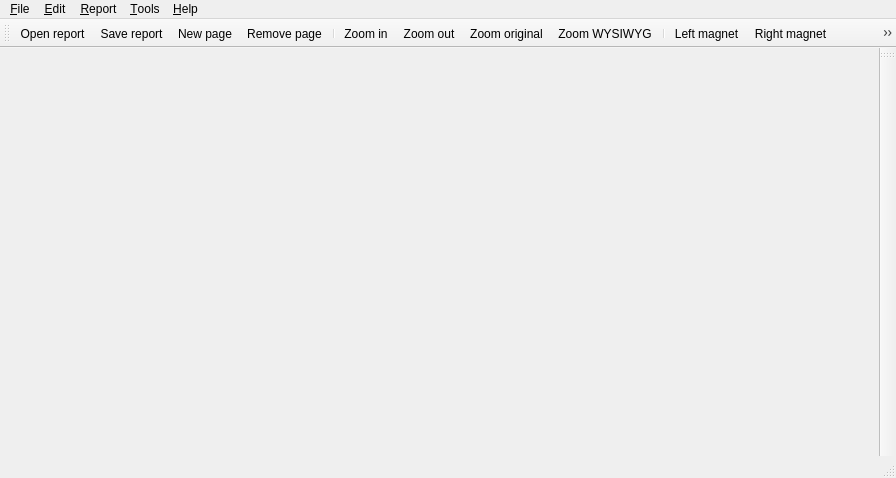
Qt form apps/designer/mainwindow.ui (shujaatak/exaro) before a commit.
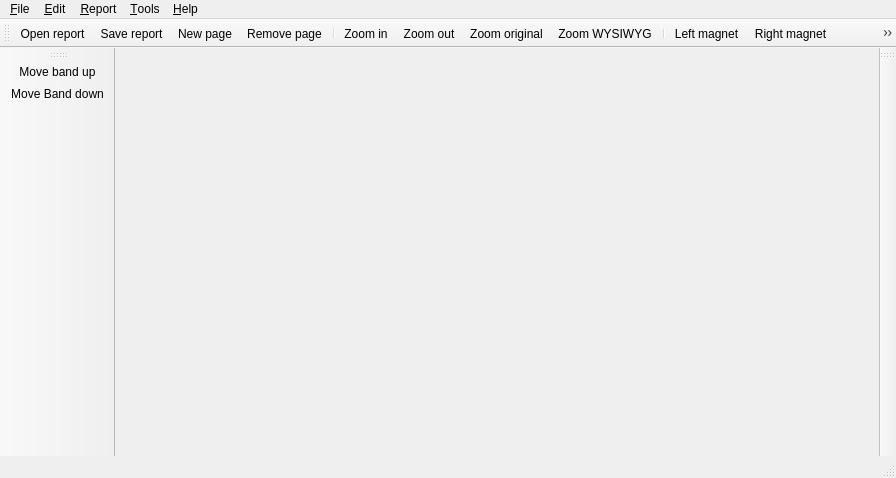
The same form after that commit. Icons and pictures are not drawn.

Commit message: added ToolBar for oparating items position, orders, etc. Change order for band implemented codeclean

Diff of the .ui file:
```diff
--- a/apps/designer/mainwindow.ui
+++ b/apps/designer/mainwindow.ui
@@ -170,9 +170,28 @@
     <bool>false</bool>
    </attribute>
   </widget>
-  <action name="actionRemove_page" >
-   <property name="icon" >
-    <iconset resource="report.qrc" >
+  <widget class="QToolBar" name="toolBarOrders">
+   <property name="windowTitle">
+    <string>toolBar_2</string>
+   </property>
+   <property name="iconSize">
+    <size>
+     <width>32</width>
+     <height>32</height>
+    </size>
+   </property>
+   <attribute name="toolBarArea">
+    <enum>LeftToolBarArea</enum>
+   </attribute>
+   <attribute name="toolBarBreak">
+    <bool>true</bool>
+   </attribute>
+   <addaction name="actionBandUp"/>
+   <addaction name="actionBandDown"/>
+  </widget>
+  <action name="actionRemove_page">
+   <property name="icon">
+    <iconset resource="report.qrc">
      <normaloff>:/images/deletePage.png</normaloff>:/images/deletePage.png</iconset>
    </property>
    <property name="text" >
@@ -511,6 +530,30 @@
     <string>Ctrl+R</string>
    </property>
   </action>
+  <action name="actionBandUp">
+   <property name="icon">
+    <iconset resource="report.qrc">
+     <normaloff>:/images/band_up.png</normaloff>:/images/band_up.png</iconset>
+   </property>
+   <property name="text">
+    <string>Move band up</string>
+   </property>
+   <property name="toolTip">
+    <string>Move band up in page if posible</string>
+   </property>
+  </action>
+  <action name="actionBandDown">
+   <property name="icon">
+    <iconset resource="report.qrc">
+     <normaloff>:/images/band_down.png</normaloff>:/images/band_down.png</iconset>
+   </property>
+   <property name="text">
+    <string>Move Band down</string>
+   </property>
+   <property name="toolTip">
+    <string>Move band down on page if posible</string>
+   </property>
+  </action>
  </widget>
  <resources>
   <include location="report.qrc" />
```
Left out of the diff: 494 changed lines with no effect on the pictures. The commit also changes 7 other files.
